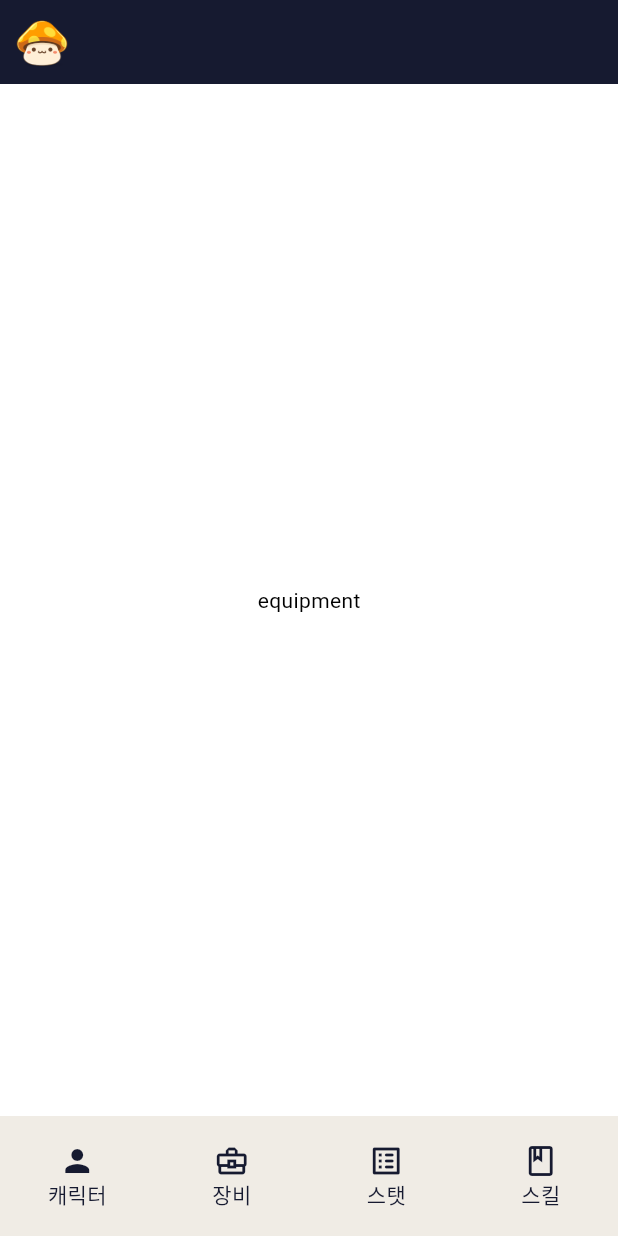
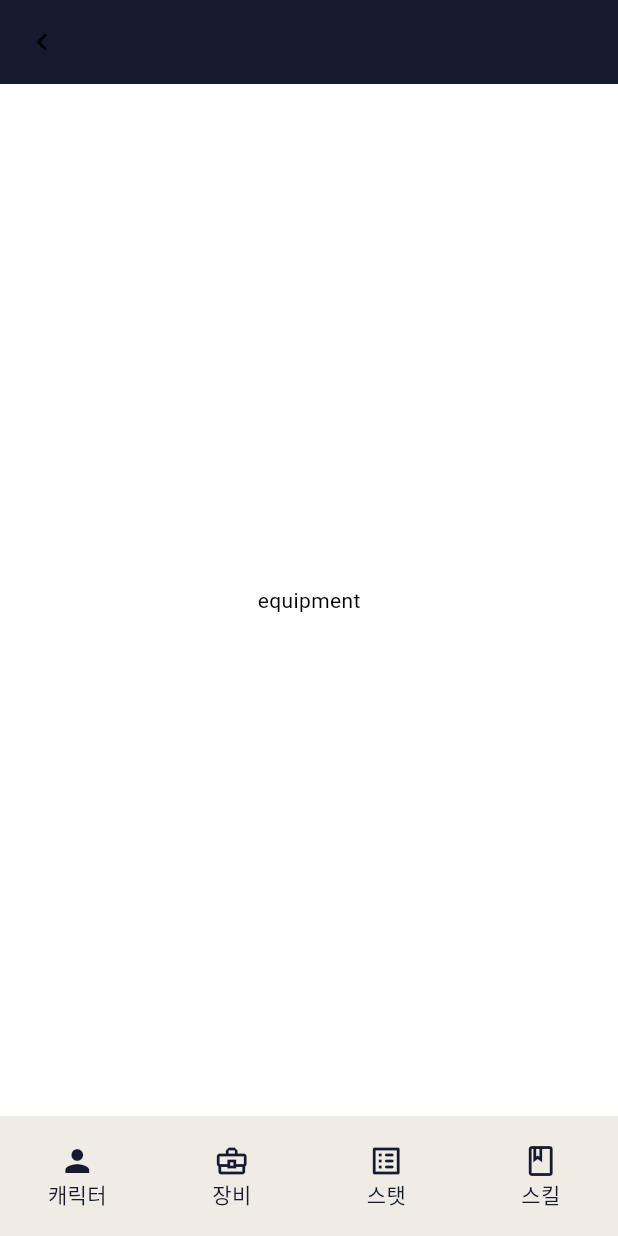
Before and after one commit to Jisup/maple_spy, a Flutter app: the MainContainer screen opened directly, on a phone screen of 412 x 824 dp. Run offline on Flutter 3.47's test engine with Material 3 defaults, Android fonts, the light colour scheme and no system bars; our stand-ins replace dio, flutter_dotenv, flutter_riverpod, go_router, loading_animation_widget; statements that could not run were skipped.

Commit message:
refactoring directory structure

```diff
--- a/lib/widget/main/main_container.dart
+++ b/lib/container/main_container.dart
@@ -1,8 +1,8 @@
 import 'package:flutter/material.dart';
 import 'package:flutter_riverpod/flutter_riverpod.dart';
 import 'package:maple_app/provider/character_notifier.dart';
-import 'package:maple_app/widget/main/main_app_bar.dart';
-import 'package:maple_app/widget/main/main_bottom_navigation_bar.dart';
+import 'package:maple_app/widget/main_container/main_app_bar.dart';
+import 'package:maple_app/widget/main_container/main_bottom_navigation_bar.dart';
 
 class MainContainer extends ConsumerWidget {
   const MainContainer({super.key, required this.isHome, required this.body});
--- a/lib/page/main_equipment_page.dart
+++ b/lib/page/main_equipment_page.dart
@@ -1,6 +1,6 @@
 import 'package:flutter/material.dart';
 import 'package:flutter_riverpod/flutter_riverpod.dart';
-import 'package:maple_app/widget/main/main_container.dart';
+import 'package:maple_app/container/main_container.dart';
 
 class MainEquipment extends ConsumerWidget {
   const MainEquipment({super.key});
--- a/lib/page/main_skill_page.dart
+++ b/lib/page/main_skill_page.dart
@@ -1,6 +1,6 @@
 import 'package:flutter/material.dart';
 import 'package:flutter_riverpod/flutter_riverpod.dart';
-import 'package:maple_app/widget/main/main_container.dart';
+import 'package:maple_app/container/main_container.dart';
 
 class MainSkill extends ConsumerWidget {
   const MainSkill({super.key});
--- a/lib/page/main_stat_page.dart
+++ b/lib/page/main_stat_page.dart
@@ -1,6 +1,6 @@
 import 'package:flutter/material.dart';
 import 'package:flutter_riverpod/flutter_riverpod.dart';
-import 'package:maple_app/widget/main/main_container.dart';
+import 'package:maple_app/container/main_container.dart';
 
 class MainStat extends ConsumerWidget {
   const MainStat({super.key});
--- a/lib/widget/main/main_app_bar.dart
+++ /dev/null
@@ -1,41 +0,0 @@
-import 'package:flutter/material.dart';
-import 'package:go_router/go_router.dart';
-import 'package:maple_app/config/const_config.dart';
-
-AppBar MainAppBar(BuildContext context, bool isHome, String characterName) {
-  ColorScheme colorScheme = Theme.of(context).colorScheme;
-
-  return isHome
-      ? AppBar(
-          leading: GestureDetector(
-              onTap: () => context.go("/"),
-              child: Container(
-                padding: EdgeInsets.all(DimenConfig.commonDimen),
-                child: const Image(
-                  image: AssetImage('lib/assets/maple_icon.png'),
-                ),
-              )),
-          title: Text(
-            'Maple',
-            textAlign: TextAlign.center,
-            style: TextStyle(color: colorScheme.onPrimary),
-          ),
-          backgroundColor: colorScheme.primary,
-        )
-      : AppBar(
-          leading: GestureDetector(
-              onTap: () => context.go("/"),
-              child: Container(
-                padding: EdgeInsets.all(DimenConfig.commonDimen),
-                child: const Image(
-                  image: AssetImage('lib/assets/maple_icon.png'),
-                ),
-              )),
-          title: Text(
-            characterName,
-            textAlign: TextAlign.center,
-            style: TextStyle(color: colorScheme.onPrimary),
-          ),
-          backgroundColor: colorScheme.primary,
-        );
-}
--- /dev/null
+++ b/lib/widget/main_container/main_app_bar.dart
@@ -0,0 +1,27 @@
+import 'package:flutter/material.dart';
+import 'package:go_router/go_router.dart';
+import 'package:maple_app/config/const_config.dart';
+
+AppBar MainAppBar(BuildContext context, bool isHome, String characterName) {
+  ColorScheme colorScheme = Theme.of(context).colorScheme;
+
+  return AppBar(
+    leading: GestureDetector(
+      onTap: () => context.go("/"),
+      child: Container(
+        padding: EdgeInsets.all(DimenConfig.commonDimen),
+        child: isHome
+            ? Image(
+                image: AssetImage('lib/assets/maple_icon.png'),
+              )
+            : Icon(Icons.navigate_before_rounded),
+      ),
+    ),
+    title: Text(
+      isHome ? 'Maple' : characterName,
+      textAlign: TextAlign.center,
+      style: TextStyle(color: colorScheme.onPrimary),
+    ),
+    backgroundColor: colorScheme.primary,
+  );
+}
```
Also changed, not shown: lib/widget/main_container/main_bottom_navigation_bar.dart (renamed from lib/widget/main/main_bottom_navigation_bar.dart).
